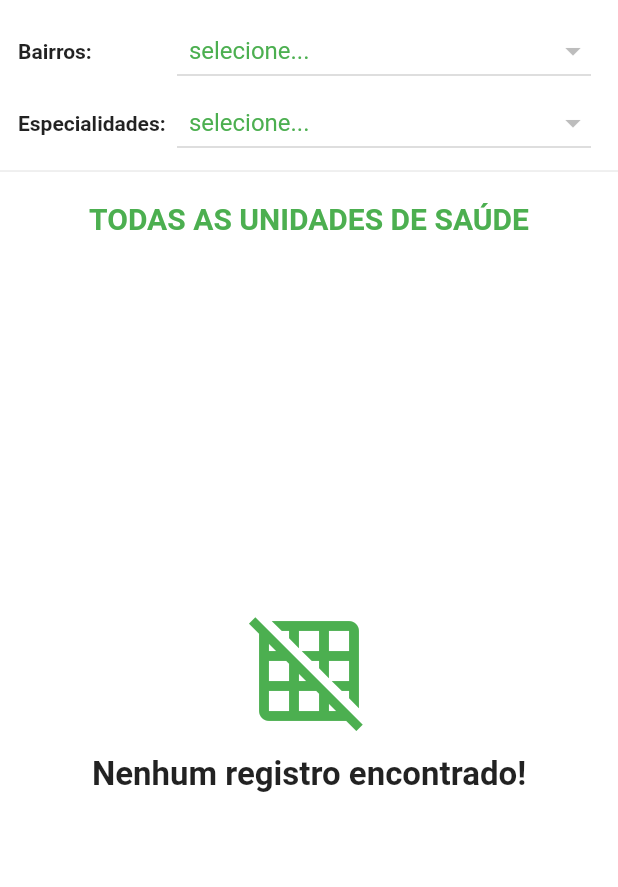
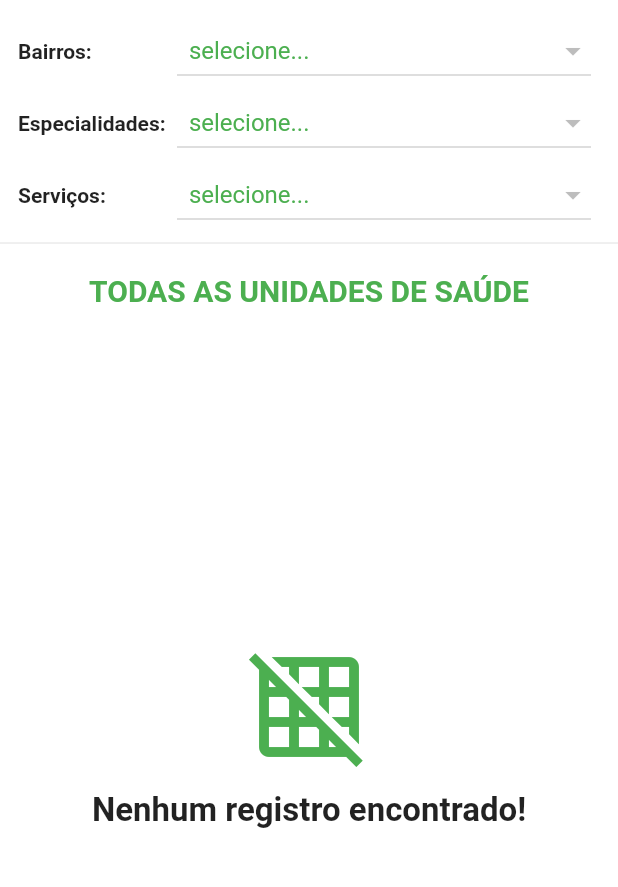
Before and after one commit to mfsirilo/OndeTemSaude, a Flutter app: the screen it shows after launch, on a phone screen of 412 x 824 dp, the part 84-971 px from its top. Run offline on Flutter 3.47's test engine with Material 2 defaults, Android fonts, the phone set to English and light mode, and no system bars; our stand-ins replace cached_network_image, carousel_pro, cloud_firestore, firebase_auth, flutter_custom_clippers, flutter_masked_text and 3 more; missing offline and left inert: bloc_pattern; accounts and stored records are empty.

Commit message:
Insersão do filtro por Serviços

```diff
--- a/lib/ui/tabs/home_tab.dart
+++ b/lib/ui/tabs/home_tab.dart
@@ -230,6 +230,93 @@ class _HomeTabState extends State<HomeTab> {
                               });
                             },
                           )
+                        : Container()
+                  ],
+                ),
+              ),
+              Padding(
+                padding: const EdgeInsets.symmetric(horizontal: 12.0),
+                child: Row(
+                  children: <Widget>[
+                    Container(
+                      width: 100,
+                      child: Text(
+                        "Serviços:",
+                        style: TextStyle(fontWeight: FontWeight.bold),
+                      ),
+                    ),
+                    StreamBuilder<QuerySnapshot>(
+                        stream: Firestore.instance
+                            .collection("services")
+                            .snapshots(),
+                        builder: (context, snapshot) {
+                          if (!snapshot.hasData)
+                            return const Text("Carregando...");
+                          else {
+                            List<DropdownMenuItem> currencyItems = [];
+                            for (int i = 0;
+                            i < snapshot.data.documents.length;
+                            i++) {
+                              DocumentSnapshot snap =
+                              snapshot.data.documents[i];
+                              currencyItems.add(
+                                DropdownMenuItem(
+                                  child: Padding(
+                                    padding:
+                                    EdgeInsets.only(left: 8.0, right: 8.0),
+                                    child: Text(
+                                      snap["name"],
+                                      style: TextStyle(
+                                          color:
+                                          Theme.of(context).primaryColor),
+                                    ),
+                                  ),
+                                  value: "${snap.documentID}",
+                                ),
+                              );
+                            }
+                            return Expanded(
+                              child: Padding(
+                                padding: const EdgeInsets.only(
+                                    left: 6.0, right: 6.0),
+                                child: Column(
+                                  crossAxisAlignment: CrossAxisAlignment.start,
+                                  mainAxisAlignment:
+                                  MainAxisAlignment.spaceBetween,
+                                  children: <Widget>[
+                                    DropdownButton(
+                                      items: currencyItems,
+                                      onChanged: (currencyValue) {
+                                        setState(() {
+                                          showListAllButton = false;
+                                          showListAll = false;
+                                          selectedSpecialty = currencyValue;
+                                        });
+                                      },
+                                      value: selectedSpecialty,
+                                      isExpanded: true,
+                                      hint: Text(
+                                        "  selecione...",
+                                        style: TextStyle(
+                                            color:
+                                            Theme.of(context).primaryColor),
+                                      ),
+                                    ),
+                                  ],
+                                ),
+                              ),
+                            );
+                          }
+                        }),
+                    selectedSpecialty != null
+                        ? IconButton(
+                      icon: Icon(Icons.close),
+                      onPressed: () {
+                        setState(() {
+                          selectedSpecialty = null;
+                        });
+                      },
+                    )
                         : Container()
                   ],
                 ),
```
Also changed, not shown: pubspec.lock, 1 other file.
